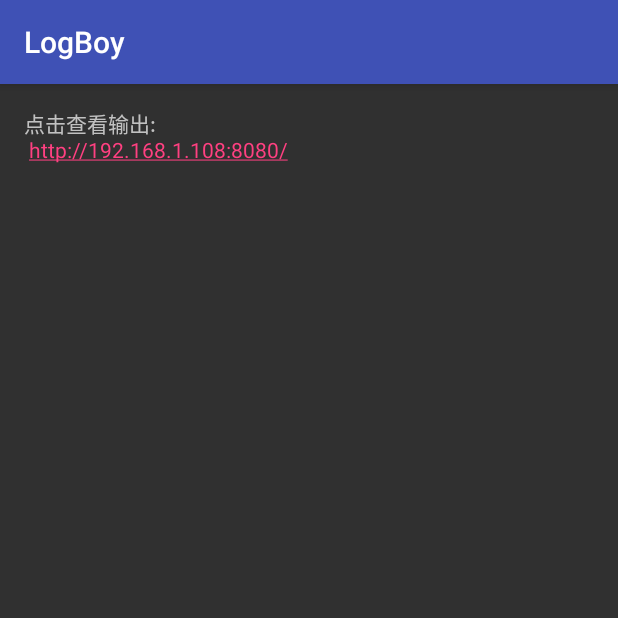
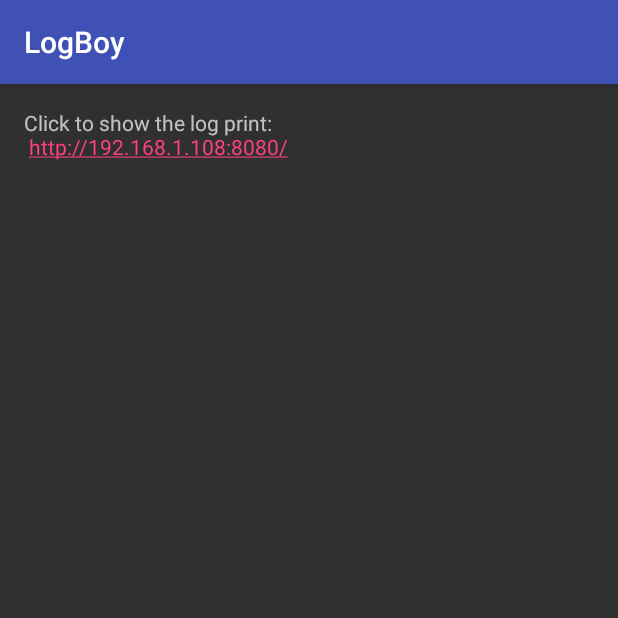
Before and after one commit to wei-spring/LogBoy, an Android app: the screen it shows after launch (MainActivity), on a phone screen of 412 x 824 dp, the top half of it. Run offline under Robolectric (Android 15) with nearby library versions, the phone set to English and light mode, and no system bars.

```diff
--- a/app/src/main/AndroidManifest.xml
+++ b/app/src/main/AndroidManifest.xml
@@ -29,9 +29,9 @@
         <meta-data
             android:name="log_boy.remote_interval"
             android:value="500" />   <!--远程打印时，日志上报间隔，单位毫秒-->
-        <meta-data
-            android:name="log_boy.remote_url"
-            android:value="http://192.168.1.108:8080/" />
+        <!--<meta-data-->
+            <!--android:name="log_boy.remote_url"-->
+            <!--android:value="http://192.168.1.108:8080/" />-->
 
         <activity android:name="me.chunsheng.logboytest.MainActivity">
             <intent-filter>
--- a/app/src/main/java/me/chunsheng/logboytest/MainActivity.java
+++ b/app/src/main/java/me/chunsheng/logboytest/MainActivity.java
@@ -15,13 +15,18 @@ public class MainActivity extends AppCompatActivity {
         setContentView(R.layout.activity_main);
 
         TextView mLog = (TextView) findViewById(R.id.log);
-        mLog.setText("点击查看输出:\n http://192.168.1.108:8080/");
 
+
+        //初始化如下:输入自己的IP+port
+        LogBoy.setRemoteUrl("http://192.168.1.108:8080/");
+        mLog.setText("Click to show the log print:\n http://192.168.1.108:8080/");
         LogBoy.init(this);
 
-        for (int i = 50; i < 80; i++) {
-            LogBoy.i("我是打印信息::", i + "http://baidu.com");
-            LogBoy.e("我是错误:", i + "http://chunsheng.me");
+        for (int i = 0; i < 5; i++) {
+            LogBoy.i("TagBoyI::", i + "有问题你可以去这里呀 http://baidu.com");
+            LogBoy.d("TagBoyD::", i + "Man cannot discover new oceans unless he has courage to lose sight of the shore. —Gide");
+            LogBoy.w("TagBoyW::", i + "Towering genius disdains a beaten path. It seeks regions hitherto unexplored. —Lincoln ");
+            LogBoy.e("TagBoyE:", i + "Tomorrow is never clear. Our time is here.");
         }
     }
 }
--- a/logboy/build.gradle
+++ b/logboy/build.gradle
@@ -3,7 +3,7 @@ apply plugin: 'com.android.library'
 apply plugin: 'com.jfrog.bintray'
 apply plugin: 'com.github.dcendents.android-maven'
 
-version = '1.0.0'
+version = '1.0.1'
 
 android {
     compileSdkVersion 24
@@ -107,9 +107,9 @@ bintray {
         licenses = ["Apache-2.0"]
         publish = true
         version {
-            name = '1.0.0'
+            name = '1.0.1'
             desc = "init release"
-            vcsTag = '1.0.0'
+            vcsTag = '1.0.1'
         }
     }
 
--- a/logboy/src/main/java/me/chunsheng/logboy/LogBoy.java
+++ b/logboy/src/main/java/me/chunsheng/logboy/LogBoy.java
@@ -24,13 +24,14 @@ public class LogBoy {
 
     private List<ILogBoy> logPrinters;
     private boolean isInited = false;
+    private static Context mContext;
 
-    private boolean enable = false;
-    private String level = FormatLogBoy.FORMAT_DEBUG;
-    private boolean local = true;
-    private boolean remote = true;
-    private int remoteInterval = 1000;
-    private String remoteUrl = "";
+    private static boolean enable = false;
+    private static String level = FormatLogBoy.FORMAT_DEBUG;
+    private static boolean local = true;
+    private static boolean remote = true;
+    private static int remoteInterval = 1000;
+    private static String remoteUrl = "";
 
     private LogBoy() {
         logPrinters = new ArrayList<>();
@@ -106,19 +107,14 @@ public class LogBoy {
     }
 
 
-    /**
-     * 在Application的attachBaseContext中调用
-     *
-     * @param context
-     */
+    //在Application的attachBaseContext中调用
     public static void init(Context context) {
 
         try {
-
+            mContext = context;
             if (instance.isInited) {
                 return;
             }
-
             instance.parseConfig(context);
 
             instance.logPrinters.clear();
@@ -240,11 +236,47 @@ public class LogBoy {
             stringBuffer.append(" 版本:" + deviceUtil.getVerName());
             stringBuffer.append(" 包名:" + deviceUtil.getPackName());
 
-            getDeviceInfo(sb.toString(), stringBuffer.toString());
+            if (remoteUrl.length() > 3)
+                getDeviceInfo(sb.toString(), stringBuffer.toString());
 
         } catch (Exception e) {
             e.printStackTrace();
         }
+    }
+
+    //设置是否LogBoy可用
+    public static void setEnable(boolean isEnable) {
+        enable = isEnable;
+    }
+
+
+    //设置日志级别
+    public static void setLevel(String levelStr) {
+        level = levelStr;
+    }
+
+
+    //设置是否本地控制台打印
+    public static void setLocalEnable(boolean isLoaclEnable) {
+        local = isLoaclEnable;
+    }
+
+
+    //设置远程日志是否可用
+    public static void setRemoteEnable(boolean isRemoteEnable) {
+        remote = isRemoteEnable;
+
+    }
+
+    //设置远程服务器上传时间间隔,毫秒
+    public void setRemoteInterval(int isRemoteTime) {
+        remoteInterval = isRemoteTime;
+    }
+
+
+    //设置远程服务器地址和端口号
+    public static void setRemoteUrl(String remoteUrlStr) {
+        remoteUrl = remoteUrlStr;
     }
 
     public void getDeviceInfo(String deviceInfo, String appInfo) {
@@ -263,5 +295,4 @@ public class LogBoy {
             e.printStackTrace();
         }
     }
-
 }
```
Also changed, not shown: logboy/src/main/java/me/chunsheng/logboy/DeviceUtil.java (+19 -45 lines), app/src/main/res/mipmap-hdpi/ic_launcher.png, app/src/main/res/mipmap-mdpi/ic_launcher.png, app/src/main/res/mipmap-xhdpi/ic_launcher.png, app/src/main/res/mipmap-xxhdpi/ic_launcher.png, app/src/main/res/mipmap-xxxhdpi/ic_launcher.png.
